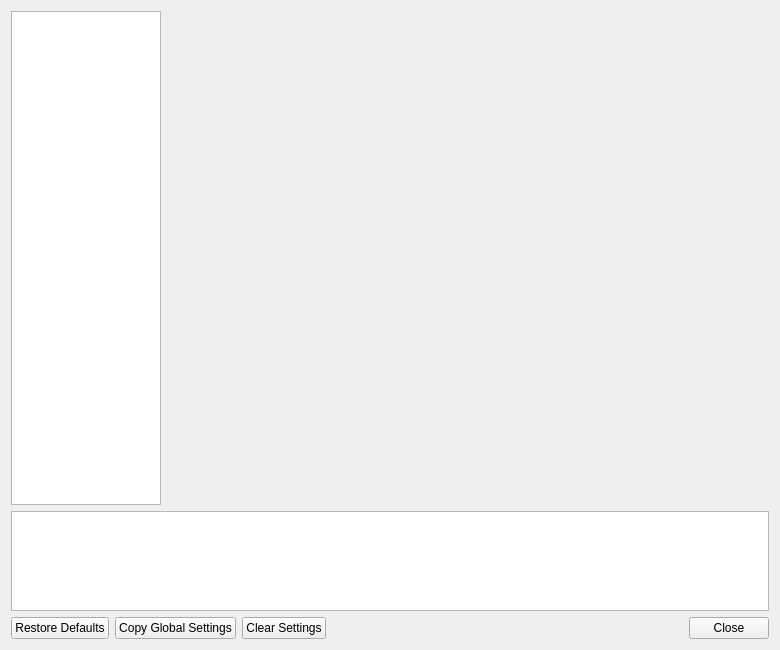
Old version of the form src/duckstation-qt/settingswindow.ui in the repository kofxi3584karlayang/duckstation.
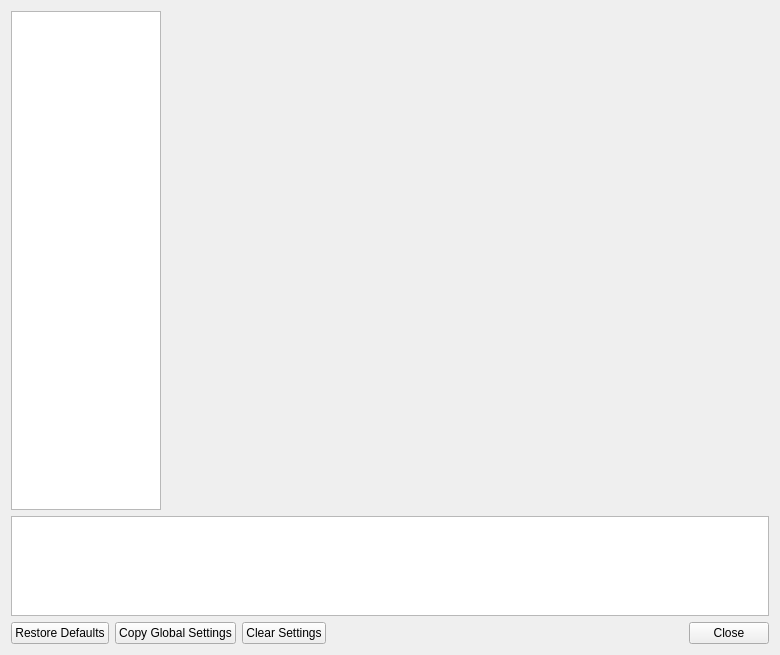
New version of the form. Icons and pictures are not drawn.

What changed in the file:
```diff
--- a/src/duckstation-qt/settingswindow.ui
+++ b/src/duckstation-qt/settingswindow.ui
@@ -7,7 +7,7 @@
     <x>0</x>
     <y>0</y>
     <width>780</width>
-    <height>650</height>
+    <height>655</height>
    </rect>
   </property>
   <property name="sizePolicy">
```
